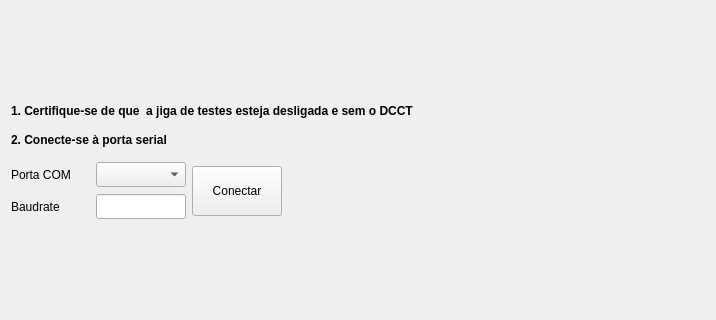
This is burn_in/wizard.ui in lnls-elp/jigas as Qt 5 draws it before an edit; both pictures show x 0 to 716 and y 0 to 320 of the 716 by 491 pixel window. The edited form follows.
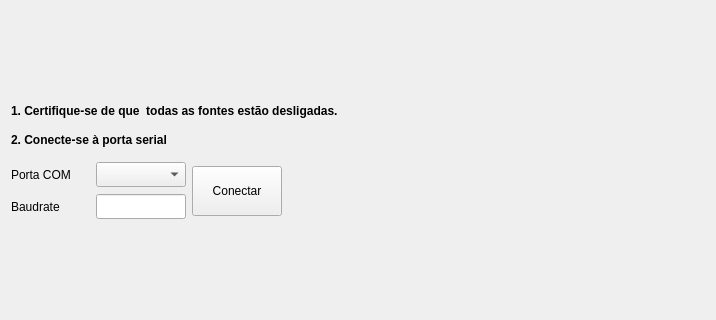
This is the edited form. Icons and pictures are not drawn.

```diff
--- a/burn_in/wizard.ui
+++ b/burn_in/wizard.ui
@@ -33,7 +33,7 @@
      </font>
     </property>
     <property name="text">
-     <string>1. Certifique-se de que  a jiga de testes esteja desligada e sem o DCCT</string>
+     <string>1. Certifique-se de que  todas as fontes estão desligadas.</string>
     </property>
    </widget>
    <widget class="QLabel" name="label_3">
```
Left out of the diff: 10 changed lines with no effect on the pictures.
